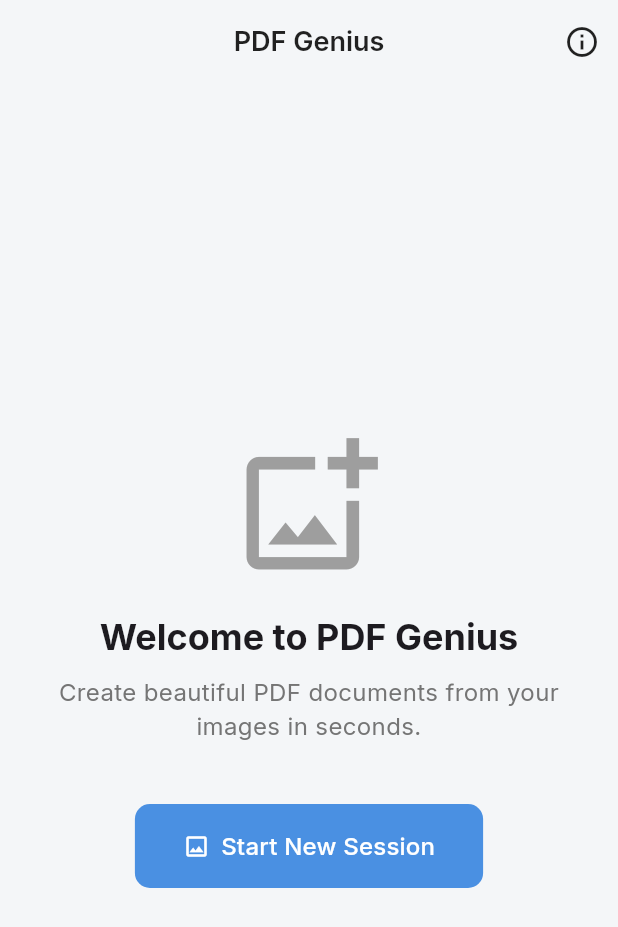
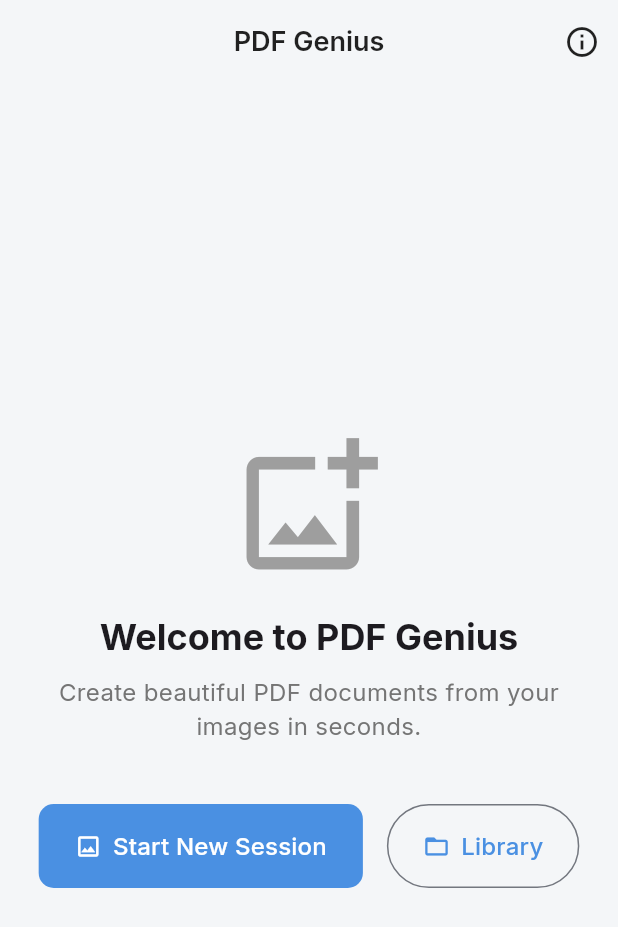
Before and after one commit to aqeelqazem/Pdf_forge_app1, a Flutter app: the screen it shows after launch, on a phone screen of 412 x 824 dp. Shown: the top 927 px of the screen. Run offline on Flutter 3.47's test engine with Material 3 defaults, Android fonts, the light colour scheme and no system bars; our stand-ins replace equatable, flutter_bloc, go_router, google_fonts, image_cropper, image_picker and 5 more.

Commit message:
feat: Implement PDF Library and Fix Navigation Issues

```diff
--- a/lib/app_router.dart
+++ b/lib/app_router.dart
@@ -8,6 +8,7 @@ import 'package:myapp/ui/screens/about_screen.dart';
 import 'package:myapp/ui/screens/image_display_screen.dart';
 import 'package:myapp/ui/screens/home_screen.dart';
 import 'package:myapp/ui/screens/image_edit_screen.dart';
+import 'package:myapp/ui/screens/pdf_library_screen.dart';
 
 // Helper class to make GoRouter listen to Bloc stream changes
 class GoRouterRefreshStream extends ChangeNotifier {
@@ -62,6 +63,12 @@ class AppRouter {
           return const ImageEditScreen();
         },
       ),
+      GoRoute(
+        path: '/library',
+        builder: (BuildContext context, GoRouterState state) {
+          return const PdfLibraryScreen();
+        },
+      ),
     ],
     redirect: (BuildContext context, GoRouterState state) {
       final bool hasImages = imageCubit.state.pickedImages.isNotEmpty;
--- /dev/null
+++ b/lib/business_logic/pdf_library_state.dart
@@ -0,0 +1,32 @@
+
+import 'dart:io';
+import 'package:equatable/equatable.dart';
+
+enum PdfLibraryStatus { initial, loading, success, failure }
+
+class PdfLibraryState extends Equatable {
+  const PdfLibraryState({
+    this.status = PdfLibraryStatus.initial,
+    this.pdfs = const <File>[],
+    this.error = '',
+  });
+
+  final PdfLibraryStatus status;
+  final List<File> pdfs;
+  final String error;
+
+  PdfLibraryState copyWith({
+    PdfLibraryStatus? status,
+    List<File>? pdfs,
+    String? error,
+  }) {
+    return PdfLibraryState(
+      status: status ?? this.status,
+      pdfs: pdfs ?? this.pdfs,
+      error: error ?? this.error,
+    );
+  }
+
+  @override
+  List<Object> get props => [status, pdfs, error];
+}
--- a/lib/main.dart
+++ b/lib/main.dart
@@ -1,50 +1,50 @@
-
 import 'package:flutter/material.dart';
 import 'package:flutter_bloc/flutter_bloc.dart';
 import 'package:myapp/app_router.dart';
 import 'package:myapp/business_logic/image_cubit.dart';
+import 'package:myapp/business_logic/pdf_library_cubit.dart';
+import 'package:myapp/services/pdf_service.dart';
 import 'package:myapp/ui/theme/app_theme.dart';
 
 void main() {
   runApp(const MyApp());
 }
 
-class MyApp extends StatefulWidget {
+class MyApp extends StatelessWidget {
   const MyApp({super.key});
 
   @override
-  State<MyApp> createState() => _MyAppState();
-}
+  Widget build(BuildContext context) {
+    return MultiRepositoryProvider(
+      providers: [
+        RepositoryProvider(create: (context) => PdfService()),
+      ],
+      child: MultiBlocProvider(
+        providers: [
+          BlocProvider(
+            create: (context) => ImageCubit()..loadInitialSession(),
+          ),
+          BlocProvider(
+            create: (context) => PdfLibraryCubit(context.read<PdfService>()),
+          ),
+        ],
+        child: Builder(
+          builder: (context) {
+            // Use context.read instead of context.watch to prevent unnecessary rebuilds
+            // of the router. The router itself listens to the stream for changes.
+            final imageCubit = context.read<ImageCubit>();
+            final appRouter = AppRouter(imageCubit: imageCubit);
 
-class _MyAppState extends State<MyApp> {
-  late final ImageCubit _imageCubit;
-  late final AppRouter _appRouter;
-
-  @override
-  void initState() {
-    super.initState();
-    _imageCubit = ImageCubit();
-    _imageCubit.loadInitialSession();
-    _appRouter = AppRouter(imageCubit: _imageCubit);
-  }
-
-  @override
-  void dispose() {
-    _imageCubit.close();
-    super.dispose();
-  }
-
-  @override
-  Widget build(BuildContext context) {
-    return BlocProvider.value(
-      value: _imageCubit,
-      child: MaterialApp.router(
-        routerConfig: _appRouter.router,
-        debugShowCheckedModeBanner: false,
-        title: 'PDF Genius',
-        theme: AppTheme.lightTheme,
-        darkTheme: AppTheme.darkTheme,
-        themeMode: ThemeMode.system,
+            return MaterialApp.router(
+              routerConfig: appRouter.router,
+              debugShowCheckedModeBanner: false,
+              title: 'PDF Genius',
+              theme: AppTheme.lightTheme,
+              darkTheme: AppTheme.darkTheme,
+              themeMode: ThemeMode.system,
+            );
+          },
+        ),
       ),
     );
   }
--- a/lib/ui/screens/about_screen.dart
+++ b/lib/ui/screens/about_screen.dart
@@ -8,9 +8,9 @@ class AboutScreen extends StatelessWidget {
   Widget build(BuildContext context) {
     final theme = Theme.of(context);
     const String appName = 'PDF Genius';
-    const String appVersion = '2.1.0'; // Updated Version
+    const String appVersion = '1.0.0'; // Updated Version
     const String developerName = 'Aqeel Al-Ulyawi';
-    const String copyrightYear = '2026'; // Updated Year
+    const String copyrightYear = '2026'; // Corrected Year
 
     return Scaffold(
       appBar: AppBar(
--- a/lib/ui/screens/home_screen.dart
+++ b/lib/ui/screens/home_screen.dart
@@ -1,4 +1,3 @@
-
 import 'package:flutter/material.dart';
 import 'package:flutter_bloc/flutter_bloc.dart';
 import 'package:go_router/go_router.dart';
@@ -40,16 +39,17 @@ class HomeScreen extends StatelessWidget {
     final List<XFile> images = await ImagePicker().pickMultiImage();
     if (!context.mounted || images.isEmpty) return;
 
+    // Navigation logic is now fully handled by GoRouter's redirect function.
+    // This cubit change will trigger the router's listener.
     await imageCubit.addImages(images);
-    if (!context.mounted) return;
-
-    context.go('/display');
   }
 
   @override
   Widget build(BuildContext context) {
     final theme = Theme.of(context);
 
+    // The BlocListener has been removed as per the approved architecture.
+    // The Scaffold is now the top-level widget.
     return Scaffold(
       appBar: AppBar(
         title: const Text('PDF Genius'),
@@ -100,14 +100,31 @@ class HomeScreen extends StatelessWidget {
                 textAlign: TextAlign.center,
               ),
               const SizedBox(height: 40),
+              Row(
+                mainAxisAlignment: MainAxisAlignment.center,
+                children: [
                   ElevatedButton.icon(
                     icon: const Icon(Icons.image_outlined),
                     label: const Text('Start New Session'),
                     onPressed: () => _pickImages(context),
                     style: ElevatedButton.styleFrom(
-                  padding: const EdgeInsets.symmetric(horizontal: 32, vertical: 16),
+                      padding: const EdgeInsets.symmetric(
+                          horizontal: 24, vertical: 16),
                       textStyle: theme.textTheme.titleMedium,
                     ),
+                  ),
+                  const SizedBox(width: 16),
+                  OutlinedButton.icon(
+                    icon: const Icon(Icons.folder_open_outlined),
+                    label: const Text('Library'),
+                    onPressed: () => context.go('/library'),
+                    style: OutlinedButton.styleFrom(
+                       padding: const EdgeInsets.symmetric(
+                          horizontal: 24, vertical: 16),
+                      textStyle: theme.textTheme.titleMedium,
+                    ),
+                  )
+                ],
               ),
             ],
           ),
--- a/pubspec.yaml
+++ b/pubspec.yaml
@@ -24,6 +24,10 @@ dependencies:
   image: ^4.5.4
   crop_your_image: ^2.0.0
   image_cropper: ^11.0.0
+  share_plus: ^12.0.1
+  open_filex: ^4.7.0
+  equatable: ^2.0.8
+  intl: ^0.20.2
 
 dev_dependencies:
   flutter_test:
```
Also changed, not shown: lib/business_logic/pdf_library_cubit.dart (added, +43 -0 lines), lib/services/pdf_service.dart (+33 -7 lines), lib/ui/screens/image_display_screen.dart (+129 -28 lines), lib/ui/screens/image_edit_screen.dart (+23 -2 lines), lib/ui/screens/pdf_library_screen.dart (added, +130 -0 lines), pubspec.lock, 2 other files. Lines whose indentation alone changed are shown as unchanged.
